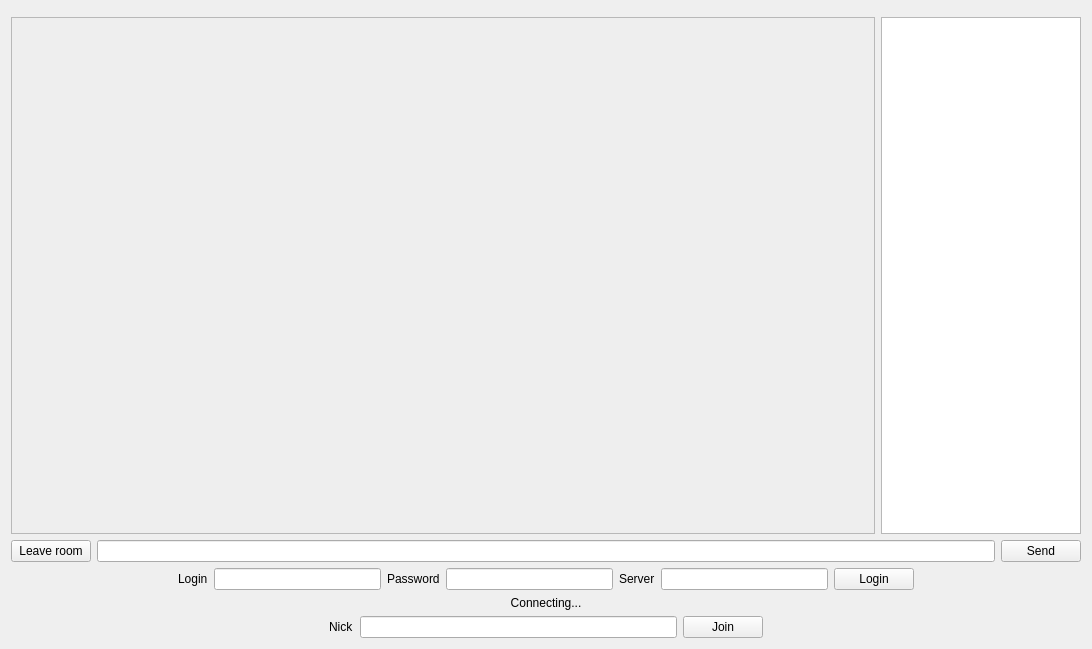
First picture: the form in chatwidget.ui, repository mik9/qt-radio-t-client, before the edit.
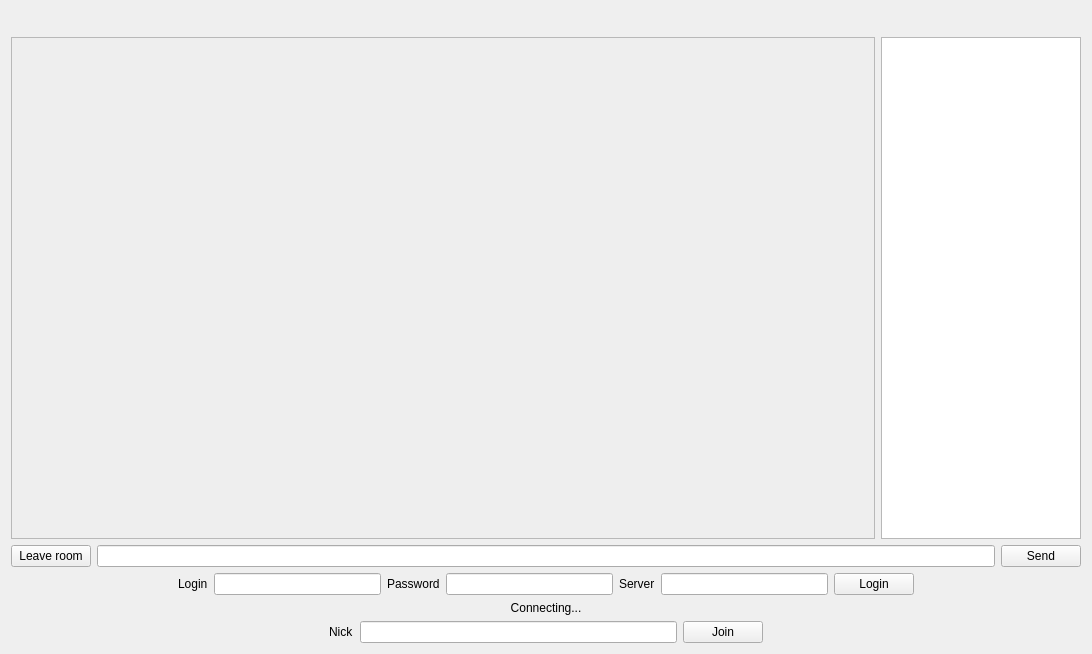
Second picture: the form after the edit. Custom widgets are drawn as their Qt base class.

```diff
--- a/chatwidget.ui
+++ b/chatwidget.ui
@@ -7,18 +7,31 @@
     <x>0</x>
     <y>0</y>
     <width>1092</width>
-    <height>649</height>
+    <height>654</height>
    </rect>
   </property>
   <property name="windowTitle">
    <string>Radio-T</string>
   </property>
-  <layout class="QVBoxLayout" name="verticalLayout">
+  <layout class="QVBoxLayout" name="verticalLayout" stretch="0,1,0,0,0,0">
    <item>
     <layout class="QHBoxLayout" name="horizontalLayout_6">
      <item>
       <widget class="TwitterWidget" name="twitter_widget" native="true"/>
      </item>
+     <item>
+      <spacer name="horizontalSpacer_2">
+       <property name="orientation">
+        <enum>Qt::Horizontal</enum>
+       </property>
+       <property name="sizeHint" stdset="0">
+        <size>
+         <width>40</width>
+         <height>20</height>
+        </size>
+       </property>
+      </spacer>
+     </item>
      <item>
       <widget class="PlayerWidget" name="player_widget" native="true"/>
      </item>
@@ -26,6 +39,9 @@
    </item>
    <item>
     <layout class="QHBoxLayout" name="horizontalLayout_2">
+     <property name="sizeConstraint">
+      <enum>QLayout::SetDefaultConstraint</enum>
+     </property>
      <item>
       <widget class="QTextBrowser" name="chat_edit">
        <property name="minimumSize">
@@ -49,8 +65,8 @@
         <string>&lt;!DOCTYPE HTML PUBLIC &quot;-//W3C//DTD HTML 4.0//EN&quot; &quot;http://www.w3.org/TR/REC-html40/strict.dtd&quot;&gt;
 &lt;html&gt;&lt;head&gt;&lt;meta name=&quot;qrichtext&quot; content=&quot;1&quot; /&gt;&lt;style type=&quot;text/css&quot;&gt;
 p, li { white-space: pre-wrap; }
-&lt;/style&gt;&lt;/head&gt;&lt;body style=&quot; font-family:'Segoe UI'; font-size:12pt; font-weight:400; font-style:normal;&quot; bgcolor=&quot;#eeeeee&quot;&gt;
-&lt;p style=&quot;-qt-paragraph-type:empty; margin-top:0px; margin-bottom:0px; margin-left:0px; margin-right:0px; -qt-block-indent:0; text-indent:0px;&quot;&gt;&lt;/p&gt;&lt;/body&gt;&lt;/html&gt;</string>
+&lt;/style&gt;&lt;/head&gt;&lt;body style=&quot; font-family:'MS Shell Dlg 2'; font-size:12pt; font-weight:400; font-style:normal;&quot; bgcolor=&quot;#eeeeee&quot;&gt;
+&lt;p style=&quot;-qt-paragraph-type:empty; margin-top:0px; margin-bottom:0px; margin-left:0px; margin-right:0px; -qt-block-indent:0; text-indent:0px; font-family:'Segoe UI';&quot;&gt;&lt;/p&gt;&lt;/body&gt;&lt;/html&gt;</string>
        </property>
        <property name="openLinks">
         <bool>false</bool>
```
